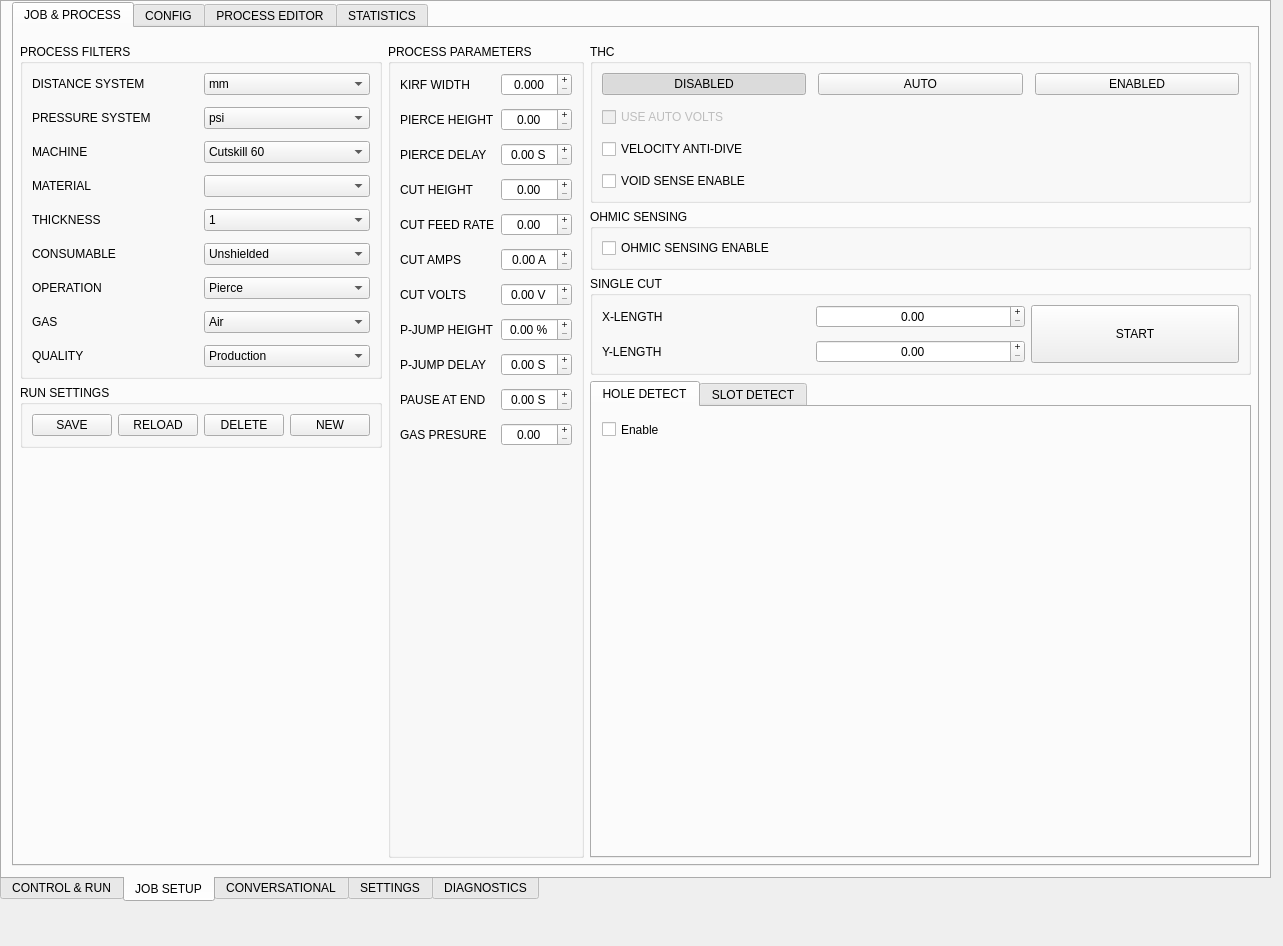
First picture: the form in monokrom/plasma/mainwindow.ui, repository kcjengr/monokrom, before the edit.
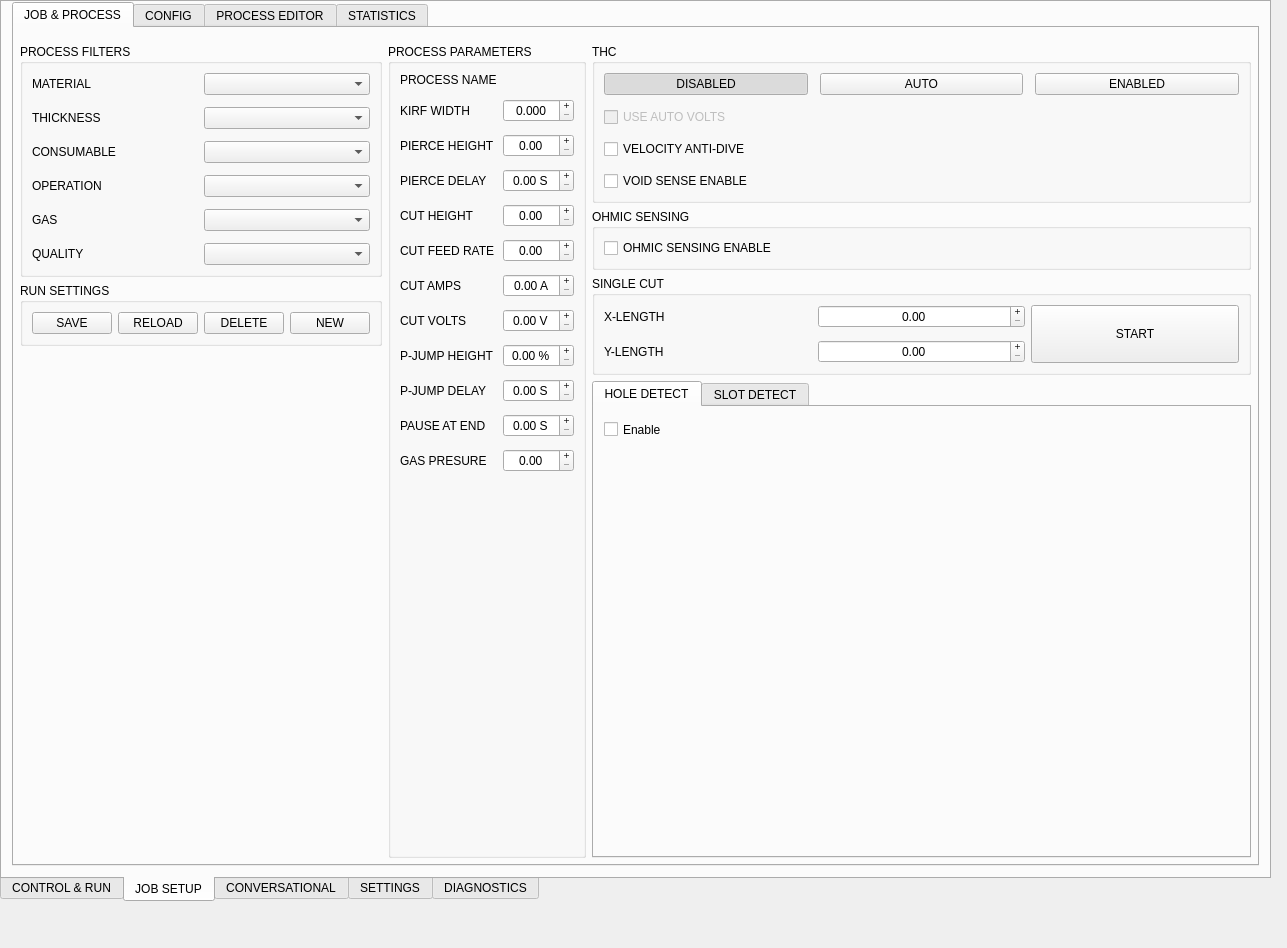
Second picture: the form after the edit. The open tabs and pages were chosen to show the change. Icons and pictures are not drawn. Custom widgets are drawn as their Qt base class.

Commit message: Mapping data into UI from ORM

What changed in the file:
```diff
--- a/monokrom/plasma/mainwindow.ui
+++ b/monokrom/plasma/mainwindow.ui
@@ -6,8 +6,8 @@
    <rect>
     <x>0</x>
     <y>0</y>
-    <width>1283</width>
-    <height>946</height>
+    <width>1287</width>
+    <height>948</height>
    </rect>
   </property>
   <property name="minimumSize">
@@ -1888,208 +1888,65 @@
                <property name="verticalSpacing">
                 <number>12</number>
                </property>
-               <item row="0" column="1">
-                <widget class="QComboBox" name="filter_distance_system">
-                 <item>
-                  <property name="text">
-                   <string>mm</string>
-                  </property>
-                 </item>
-                 <item>
-                  <property name="text">
-                   <string>inch</string>
-                  </property>
-                 </item>
+               <item row="3" column="0">
+                <widget class="QLabel" name="label_63">
+                 <property name="text">
+                  <string>CONSUMABLE</string>
+                 </property>
                 </widget>
                </item>
-               <item row="9" column="0">
+               <item row="4" column="1">
+                <widget class="QComboBox" name="filter_operation"/>
+               </item>
+               <item row="5" column="1">
+                <widget class="QComboBox" name="filter_gas"/>
+               </item>
+               <item row="1" column="1">
+                <widget class="QComboBox" name="filter_material"/>
+               </item>
+               <item row="6" column="1">
+                <widget class="QComboBox" name="filter_quality"/>
+               </item>
+               <item row="3" column="1">
+                <widget class="QComboBox" name="filter_consumable"/>
+               </item>
+               <item row="2" column="0">
+                <widget class="QLabel" name="label_65">
+                 <property name="text">
+                  <string>THICKNESS</string>
+                 </property>
+                </widget>
+               </item>
+               <item row="6" column="0">
                 <widget class="QLabel" name="label_68">
                  <property name="text">
                   <string>QUALITY</string>
                  </property>
                 </widget>
                </item>
-               <item row="4" column="1">
-                <widget class="QComboBox" name="filter_material"/>
-               </item>
-               <item row="4" column="0">
+               <item row="1" column="0">
                 <widget class="QLabel" name="label_64">
                  <property name="text">
                   <string>MATERIAL</string>
                  </property>
                 </widget>
                </item>
-               <item row="7" column="0">
-                <widget class="QLabel" name="label_66">
-                 <property name="text">
-                  <string>OPERATION</string>
-                 </property>
-                </widget>
-               </item>
-               <item row="1" column="0">
-                <widget class="QLabel" name="label_61">
-                 <property name="text">
-                  <string>PRESSURE SYSTEM</string>
-                 </property>
-                </widget>
-               </item>
-               <item row="8" column="0">
+               <item row="5" column="0">
                 <widget class="QLabel" name="label_67">
                  <property name="text">
                   <string>GAS</string>
                  </property>
                 </widget>
                </item>
-               <item row="7" column="1">
-                <widget class="QComboBox" name="filter_operation">
-                 <item>
-                  <property name="text">
-                   <string>Pierce</string>
-                  </property>
-                 </item>
-                 <item>
-                  <property name="text">
-                   <string>Spot</string>
-                  </property>
-                 </item>
-                 <item>
-                  <property name="text">
-                   <string>Cut</string>
-                  </property>
-                 </item>
+               <item row="4" column="0">
+                <widget class="QLabel" name="label_66">
+                 <property name="text">
+                  <string>OPERATION</string>
+                 </property>
                 </widget>
                </item>
                <item row="2" column="1">
-                <widget class="QComboBox" name="filter_machine">
-                 <item>
-                  <property name="text">
-                   <string>Cutskill 60</string>
-                  </property>
-                 </item>
-                 <item>
-                  <property name="text">
-                   <string>Hypertherm 45</string>
-                  </property>
-                 </item>
-                 <item>
-                  <property name="text">
-                   <string>Thermal Dynamics A120</string>
-                  </property>
-                 </item>
-                </widget>
-               </item>
-               <item row="2" column="0">
-                <widget class="QLabel" name="label_62">
-                 <property name="text">
-                  <string>MACHINE</string>
-                 </property>
-                </widget>
-               </item>
-               <item row="1" column="1">
-                <widget class="QComboBox" name="filter_pressure_system">
-                 <item>
-                  <property name="text">
-                   <string>psi</string>
-                  </property>
-                 </item>
-                </widget>
-               </item>
-               <item row="8" column="1">
-                <widget class="QComboBox" name="filter_gas">
-                 <item>
-                  <property name="text">
-                   <string>Air</string>
-                  </property>
-                 </item>
-                 <item>
-                  <property name="text">
-                   <string>Nitrogen</string>
-                  </property>
-                 </item>
-                </widget>
-               </item>
-               <item row="0" column="0">
-                <widget class="QLabel" name="label_60">
-                 <property name="text">
-                  <string>DISTANCE SYSTEM</string>
-                 </property>
-                </widget>
-               </item>
-               <item row="9" column="1">
-                <widget class="QComboBox" name="filter_quality">
-                 <item>
-                  <property name="text">
-                   <string>Production</string>
-                  </property>
-                 </item>
-                 <item>
-                  <property name="text">
-                   <string>Finish</string>
-                  </property>
-                 </item>
-                </widget>
-               </item>
-               <item row="5" column="0">
-                <widget class="QLabel" name="label_65">
-                 <property name="text">
-                  <string>THICKNESS</string>
-                 </property>
-                </widget>
-               </item>
-               <item row="5" column="1">
-                <widget class="QComboBox" name="filter_thickness">
-                 <item>
-                  <property name="text">
-                   <string>1</string>
-                  </property>
-                 </item>
-                 <item>
-                  <property name="text">
-                   <string>3</string>
-                  </property>
-                 </item>
-                 <item>
-                  <property name="text">
-                   <string>4</string>
-                  </property>
-                 </item>
-                 <item>
-                  <property name="text">
-                   <string>6</string>
-                  </property>
-                 </item>
-                 <item>
-                  <property name="text">
-                   <string>8</string>
-                  </property>
-                 </item>
-                 <item>
-                  <property name="text">
-                   <string>10</string>
-                  </property>
-                 </item>
-                 <item>
-                  <property name="text">
-                   <string>12</string>
-                  </property>
-                 </item>
-                </widget>
-               </item>
-               <item row="6" column="1">
-                <widget class="QComboBox" name="filter_consumable">
-                 <item>
-                  <property name="text">
-                   <string>Unshielded</string>
-                  </property>
-                 </item>
-                </widget>
-               </item>
-               <item row="6" column="0">
-                <widget class="QLabel" name="label_63">
-                 <property name="text">
-                  <string>CONSUMABLE</string>
-                 </property>
-                </widget>
+                <widget class="QComboBox" name="filter_thickness"/>
                </item>
               </layout>
              </widget>
@@ -2116,75 +1973,8 @@
                <property name="verticalSpacing">
                 <number>12</number>
                </property>
-               <item row="4" column="1">
-                <widget class="HalDoubleSpinBox" name="param_cutfeedrate">
-                 <property name="alignment">
-                  <set>Qt::AlignCenter</set>
-                 </property>
-                 <property name="buttonSymbols">
-                  <enum>QAbstractSpinBox::PlusMinus</enum>
-                 </property>
-                </widget>
-               </item>
-               <item row="2" column="0">
-                <widget class="QLabel" name="paramKirfWidthLabel_4">
-                 <property name="text">
-                  <string>PIERCE DELAY</string>
-                 </property>
-                </widget>
-               </item>
-               <item row="7" column="1">
-                <widget class="HalDoubleSpinBox" name="param_puddlejumpheight">
-                 <property name="alignment">
-                  <set>Qt::AlignCenter</set>
-                 </property>
-                 <property name="buttonSymbols">
-                  <enum>QAbstractSpinBox::PlusMinus</enum>
-                 </property>
-                 <property name="suffix">
-                  <string> %</string>
-                 </property>
-                </widget>
-               </item>
-               <item row="11" column="1">
-                <spacer name="verticalSpacer_5">
-                 <property name="orientation">
-                  <enum>Qt::Vertical</enum>
-                 </property>
-                 <property name="sizeHint" stdset="0">
-                  <size>
-                   <width>20</width>
-                   <height>40</height>
-                  </size>
-                 </property>
-                </spacer>
-               </item>
-               <item row="9" column="0">
-                <widget class="QLabel" name="paramKirfWidthLabel_10">
-                 <property name="text">
-                  <string>PAUSE AT END</string>
-                 </property>
-                </widget>
-               </item>
-               <item row="1" column="1">
-                <widget class="HalDoubleSpinBox" name="param_pierceheight">
-                 <property name="alignment">
-                  <set>Qt::AlignCenter</set>
-                 </property>
-                 <property name="buttonSymbols">
-                  <enum>QAbstractSpinBox::PlusMinus</enum>
-                 </property>
-                </widget>
-               </item>
-               <item row="10" column="0">
-                <widget class="QLabel" name="paramKirfWidthLabel_11">
-                 <property name="text">
-                  <string>GAS PRESURE</string>
-                 </property>
-                </widget>
-               </item>
-               <item row="9" column="1">
-                <widget class="HalDoubleSpinBox" name="param_pauseatend">
+               <item row="3" column="1">
+                <widget class="HalDoubleSpinBox" name="param_piercedelay">
                  <property name="alignment">
                   <set>Qt::AlignCenter</set>
                  </property>
@@ -2196,34 +1986,14 @@
                  </property>
                 </widget>
                </item>
-               <item row="6" column="1">
-                <widget class="HalDoubleSpinBox" name="param_cutvolts">
-                 <property name="alignment">
-                  <set>Qt::AlignCenter</set>
-                 </property>
-                 <property name="buttonSymbols">
-                  <enum>QAbstractSpinBox::PlusMinus</enum>
-                 </property>
-                 <property name="suffix">
-                  <string> V</string>
-                 </property>
-                </widget>
-               </item>
-               <item row="1" column="0">
-                <widget class="QLabel" name="paramKirfWidthLabel_2">
+               <item row="8" column="0">
+                <widget class="QLabel" name="paramKirfWidthLabel_8">
                  <property name="text">
-                  <string>PIERCE HEIGHT</string>
+                  <string>P-JUMP HEIGHT</string>
                  </property>
                 </widget>
                </item>
-               <item row="5" column="0">
-                <widget class="QLabel" name="paramKirfWidthLabel_6">
-                 <property name="text">
-                  <string>CUT AMPS</string>
-                 </property>
-                </widget>
-               </item>
-               <item row="0" column="1">
+               <item row="1" column="1">
                 <widget class="HalDoubleSpinBox" name="param_KirfWidth">
                  <property name="alignment">
                   <set>Qt::AlignCenter</set>
@@ -2239,14 +2009,24 @@
                  </property>
                 </widget>
                </item>
-               <item row="8" column="0">
-                <widget class="QLabel" name="paramKirfWidthLabel_9">
+               <item row="10" column="0">
+                <widget class="QLabel" name="paramKirfWidthLabel_10">
                  <property name="text">
-                  <string>P-JUMP DELAY</string>
+                  <string>PAUSE AT END</string>
                  </property>
                 </widget>
                </item>
-               <item row="10" column="1">
+               <item row="2" column="1">
+                <widget class="HalDoubleSpinBox" name="param_pierceheight">
+                 <property name="alignment">
+                  <set>Qt::AlignCenter</set>
+                 </property>
+                 <property name="buttonSymbols">
+                  <enum>QAbstractSpinBox::PlusMinus</enum>
+                 </property>
+                </widget>
+               </item>
+               <item row="11" column="1">
                 <widget class="HalDoubleSpinBox" name="param_gaspressure">
                  <property name="alignment">
                   <set>Qt::AlignCenter</set>
@@ -2256,14 +2036,56 @@
                  </property>
                 </widget>
                </item>
-               <item row="6" column="0">
-                <widget class="QLabel" name="paramKirfWidthLabel_7">
-                 <property name="text">
-                  <string>CUT VOLTS</string>
+               <item row="9" column="1">
+                <widget class="HalDoubleSpinBox" name="param_puddlejumpdelay">
+                 <property name="alignment">
+                  <set>Qt::AlignCenter</set>
+                 </property>
+                 <property name="buttonSymbols">
+                  <enum>QAbstractSpinBox::PlusMinus</enum>
+                 </property>
+                 <property name="suffix">
+                  <string> S</string>
+                 </property>
+                </widget>
+               </item>
+               <item row="8" column="1">
+                <widget class="HalDoubleSpinBox" name="param_puddlejumpheight">
+                 <property name="alignment">
+                  <set>Qt::AlignCenter</set>
+                 </property>
+                 <property name="buttonSymbols">
+                  <enum>QAbstractSpinBox::PlusMinus</enum>
+                 </property>
+                 <property name="suffix">
+                  <string> %</string>
                  </property>
                 </widget>
                </item>
                <item row="5" column="1">
+                <widget class="HalDoubleSpinBox" name="param_cutfeedrate">
+                 <property name="alignment">
+                  <set>Qt::AlignCenter</set>
+                 </property>
+                 <property name="buttonSymbols">
+                  <enum>QAbstractSpinBox::PlusMinus</enum>
+                 </property>
+                </widget>
+               </item>
+               <item row="7" column="1">
+                <widget class="HalDoubleSpinBox" name="param_cutvolts">
+                 <property name="alignment">
+                  <set>Qt::AlignCenter</set>
+                 </property>
+                 <property name="buttonSymbols">
+                  <enum>QAbstractSpinBox::PlusMinus</enum>
+                 </property>
+                 <property name="suffix">
+                  <string> V</string>
+                 </property>
+                </widget>
+               </item>
+               <item row="6" column="1">
                 <widget class="HalDoubleSpinBox" name="param_cutamps">
                  <property name="alignment">
                   <set>Qt::AlignCenter</set>
@@ -2276,47 +2098,82 @@
                  </property>
                 </widget>
                </item>
-               <item row="2" column="1">
-                <widget class="HalDoubleSpinBox" name="param_piercedelay">
-                 <property name="alignment">
-                  <set>Qt::AlignCenter</set>
-                 </property>
-                 <property name="buttonSymbols">
-                  <enum>QAbstractSpinBox::PlusMinus</enum>
-                 </property>
-                 <property name="suffix">
-                  <string> S</string>
-                 </property>
-                </widget>
-               </item>
-               <item row="8" column="1">
-                <widget class="HalDoubleSpinBox" name="param_puddlejumpdelay">
-                 <property name="alignment">
-                  <set>Qt::AlignCenter</set>
-                 </property>
-                 <property name="buttonSymbols">
-                  <enum>QAbstractSpinBox::PlusMinus</enum>
-                 </property>
-                 <property name="suffix">
-                  <string> S</string>
-                 </property>
-                </widget>
-               </item>
-               <item row="7" column="0">
-                <widget class="QLabel" name="paramKirfWidthLabel_8">
-                 <property name="text">
-                  <string>P-JUMP HEIGHT</string>
-                 </property>
-                </widget>
-               </item>
                <item row="4" column="0">
+                <widget class="QLabel" name="paramKirfWidthLabel_3">
+                 <property name="text">
+                  <string>CUT HEIGHT</string>
+                 </property>
+                </widget>
+               </item>
+               <item row="7" column="0">
+                <widget class="QLabel" name="paramKirfWidthLabel_7">
+                 <property name="text">
+                  <string>CUT VOLTS</string>
+                 </property>
+                </widget>
+               </item>
+               <item row="5" column="0">
                 <widget class="QLabel" name="paramKirfWidthLabel_5">
                  <property name="text">
                   <string>CUT FEED RATE</string>
                  </property>
                 </widget>
                </item>
-               <item row="3" column="1">
+               <item row="2" column="0">
+                <widget class="QLabel" name="paramKirfWidthLabel_2">
+                 <property name="text">
+                  <string>PIERCE HEIGHT</string>
+                 </property>
+                </widget>
+               </item>
+               <item row="3" column="0">
+                <widget class="QLabel" name="paramKirfWidthLabel_4">
+                 <property name="text">
+                  <string>PIERCE DELAY</string>
+                 </property>
+                </widget>
+               </item>
+               <item row="9" column="0">
+                <widget class="QLabel" name="paramKirfWidthLabel_9">
+                 <property name="text">
+                  <string>P-JUMP DELAY</string>
+                 </property>
+                </widget>
+               </item>
+               <item row="12" column="1">
+                <spacer name="verticalSpacer_5">
+                 <property name="orientation">
+                  <enum>Qt::Vertical</enum>
+                 </property>
+                 <property name="sizeHint" stdset="0">
+                  <size>
+                   <width>20</width>
+                   <height>40</height>
+                  </size>
+                 </property>
+                </spacer>
+               </item>
+               <item row="10" column="1">
+                <widget class="HalDoubleSpinBox" name="param_pauseatend">
+                 <property name="alignment">
+                  <set>Qt::AlignCenter</set>
+                 </property>
+                 <property name="buttonSymbols">
+                  <enum>QAbstractSpinBox::PlusMinus</enum>
+                 </property>
+                 <property name="suffix">
+                  <string> S</string>
+                 </property>
+                </widget>
+               </item>
+               <item row="11" column="0">
+                <widget class="QLabel" name="paramKirfWidthLabel_11">
+                 <property name="text">
+                  <string>GAS PRESURE</string>
+                 </property>
+                </widget>
+               </item>
+               <item row="4" column="1">
                 <widget class="HalDoubleSpinBox" name="param_cutheight">
                  <property name="alignment">
                   <set>Qt::AlignCenter</set>
@@ -2326,20 +2183,34 @@
                  </property>
                 </widget>
                </item>
-               <item row="3" column="0">
-                <widget class="QLabel" name="paramKirfWidthLabel_3">
+               <item row="6" column="0">
+                <widget class="QLabel" name="paramKirfWidthLabel_6">
                  <property name="text">
-                  <string>CUT HEIGHT</string>
+                  <string>CUT AMPS</string>
                  </property>
                 </widget>
                </item>
-               <item row="0" column="0">
+               <item row="1" column="0">
                 <widget class="QLabel" name="paramKirfWidthLabel">
                  <property name="text">
                   <string>KIRF WIDTH</string>
                  </property>
                 </widget>
                </item>
+               <item row="0" column="1">
+                <widget class="QLabel" name="param_name">
+                 <property name="text">
+                  <string/>
+                 </property>
+                </widget>
+               </item>
+               <item row="0" column="0">
+                <widget class="QLabel" name="label_69">
+                 <property name="text">
+                  <string>PROCESS NAME</string>
+                 </property>
+                </widget>
+               </item>
               </layout>
              </widget>
             </item>
@@ -3648,6 +3519,87 @@
        </item>
       </layout>
      </widget>
+     <widget class="MkGroupBox" name="groupbox_17">
+      <property name="geometry">
+       <rect>
+        <x>20</x>
+        <y>320</y>
+        <width>433</width>
+        <height>146</height>
+       </rect>
+      </property>
+      <property name="title">
+       <string>MACHINE &amp;&amp; TABLE SETTINGS</string>
+      </property>
+      <layout class="QGridLayout" name="gridLayout_21">
+       <property name="verticalSpacing">
+        <number>12</number>
+       </property>
+       <item row="0" column="0">
+        <widget class="QLabel" name="label_60">
+         <property name="text">
+          <string>DISTANCE SYSTEM</string>
+         </property>
+        </widget>
+       </item>
+       <item row="0" column="1">
+        <widget class="QComboBox" name="filter_distance_system">
+         <item>
+          <property name="text">
+           <string>mm</string>
+          </property>
+         </item>
+         <item>
+          <property name="text">
+           <string>inch</string>
+          </property>
+         </item>
+        </widget>
+       </item>
+       <item row="1" column="0">
+        <widget class="QLabel" name="label_61">
+         <property name="text">
+          <string>PRESSURE SYSTEM</string>
+         </property>
+        </widget>
+       </item>
+       <item row="1" column="1">
+        <widget class="QComboBox" name="filter_pressure_system">
+         <item>
+          <property name="text">
+           <string>psi</string>
+          </property>
+         </item>
+        </widget>
+       </item>
+       <item row="2" column="0">
+        <widget class="QLabel" name="label_62">
+         <property name="text">
+          <string>MACHINE</string>
+         </property>
+        </widget>
+       </item>
+       <item row="2" column="1">
+        <widget class="QComboBox" name="filter_machine">
+         <item>
+          <property name="text">
+           <string>Cutskill 60</string>
+          </property>
+         </item>
+         <item>
+          <property name="text">
+           <string>Hypertherm 45</string>
+          </property>
+         </item>
+         <item>
+          <property name="text">
+           <string>Thermal Dynamics A120</string>
+          </property>
+         </item>
+        </widget>
+       </item>
+      </layout>
+     </widget>
     </widget>
     <widget class="QWidget" name="tab_diagnostics">
      <attribute name="title">
@@ -3697,6 +3649,11 @@
    <extends>QPushButton</extends>
    <header>qtpyvcp.widgets.button_widgets.action_button</header>
   </customwidget>
+  <customwidget>
+   <class>SubCallButton</class>
+   <extends>QPushButton</extends>
+   <header>qtpyvcp.widgets.button_widgets.subcall_button</header>
+  </customwidget>
   <customwidget>
    <class>DialogButton</class>
    <extends>QPushButton</extends>
```
Left out of the diff: 106 changed lines with no effect on the pictures. The commit also changes 1 other file.
